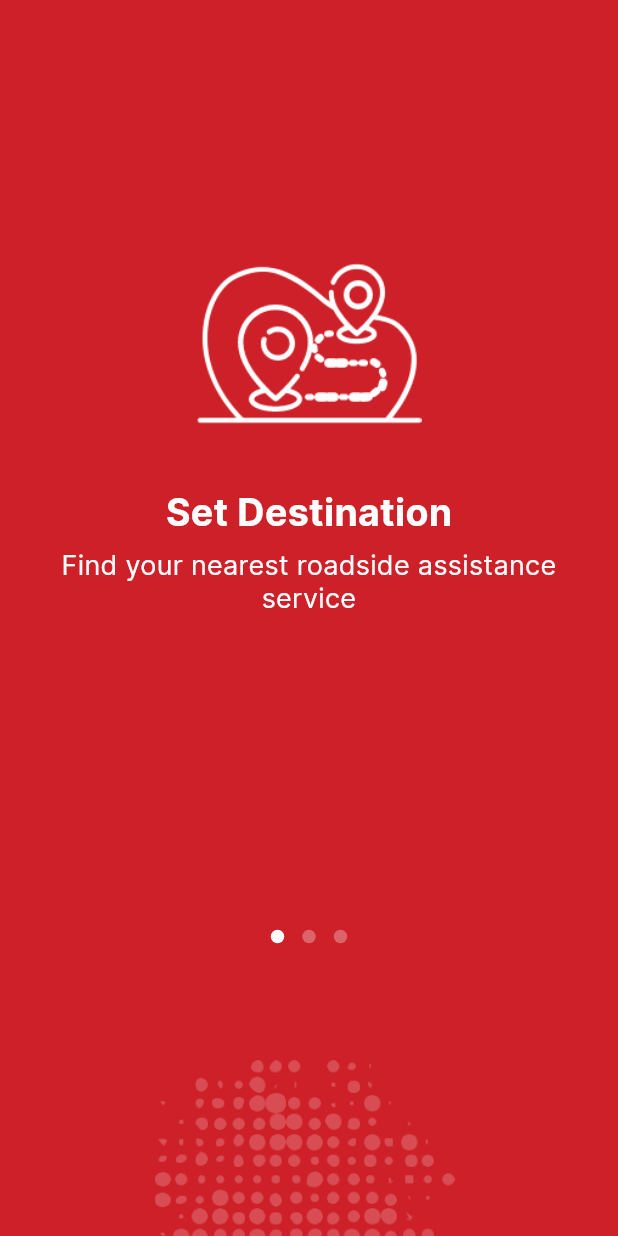
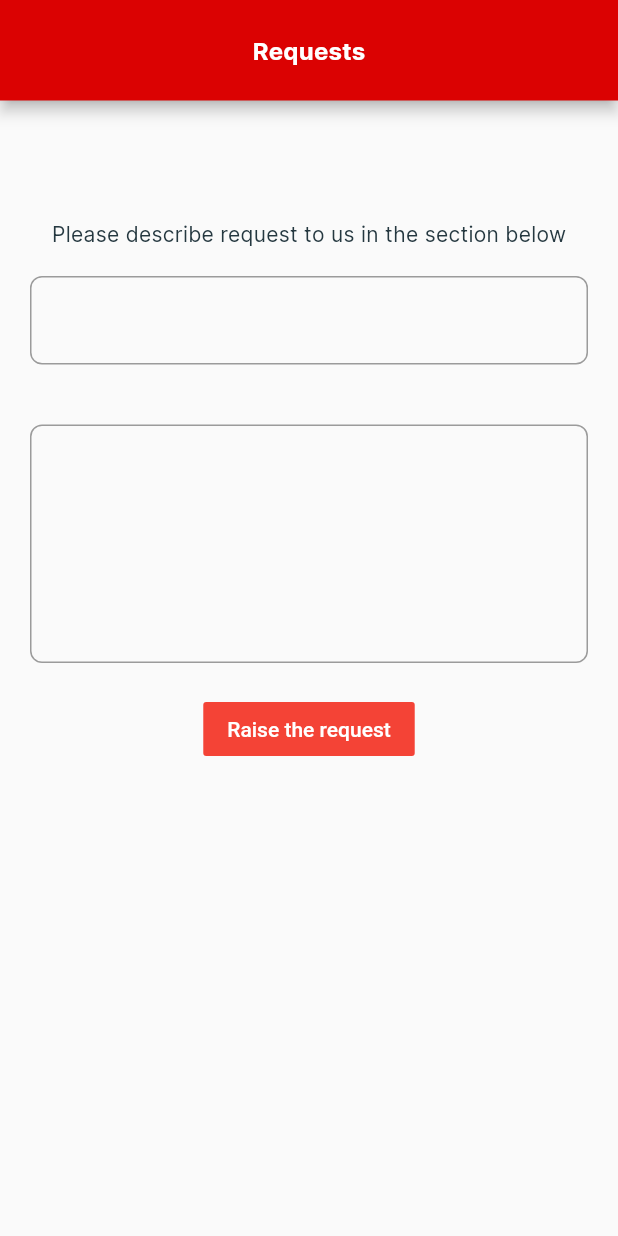
Before and after one commit to ShashiKha9/towfinUserchnages, a Flutter app: the screen it shows after launch, on a phone screen of 412 x 824 dp. Run offline on Flutter 3.47's test engine with Material 2 defaults, Android fonts, the phone set to English and light mode, and no system bars; our stand-ins replace device_info, dio, dotted_border, expandable, firebase_core, firebase_dynamic_links and 13 more; missing offline and left inert: ars_progress_dialog, flutter_polyline_points, flutter_statusbarcolor, flutter_stripe, square_in_app_payments; accounts and stored records are empty.

Commit message:
ticket api added to api provider

```diff
--- /dev/null
+++ b/RoadRunnerUser/lib/HomePage/ticketscreen.dart
@@ -0,0 +1,69 @@
+import 'package:flutter/material.dart';
+import 'package:roadrunner/Modals/generate_ticket.dart';
+
+class TicketScreen extends StatefulWidget {
+  @override
+  TicketScreenState createState() => TicketScreenState();
+}
+  class TicketScreenState extends State<TicketScreen>{
+    final _subController = TextEditingController();
+    final _desController = TextEditingController();
+
+
+    @override
+  Widget build(BuildContext context) {
+
+    return SafeArea(
+    child: Scaffold(
+      appBar: AppBar(
+        backgroundColor: Color(0xffdb0202),
+        toolbarHeight: 67,
+        title: Text("Requests"),
+      ),
+      body: Container(
+        child: Column(
+          children: [
+            Padding(padding: EdgeInsets.only(top: 80,),
+          child:  Text("Please describe request to us in the section below")
+            ),
+            Padding(padding: EdgeInsets.all(20),
+         child:   TextField(
+           controller: _subController,
+              decoration: InputDecoration(
+                border: OutlineInputBorder(
+                  borderSide: BorderSide(color: Colors.black),
+                  borderRadius: BorderRadius.circular(8),
+                )
+              ),
+            )
+            ),
+            Padding(padding: EdgeInsets.all(20),
+                child:   TextField(
+                  controller: _desController,
+                  decoration: InputDecoration(
+                    contentPadding: EdgeInsets.symmetric(vertical: 70),
+                      border: OutlineInputBorder(
+                        borderSide: BorderSide(color: Colors.black),
+                        borderRadius: BorderRadius.circular(8),
+
+                      )
+                  ),
+                )
+            ),
+            FlatButton(
+              color: Colors.red,
+              child: Text("Raise the request",style: TextStyle(color: Colors.white),),
+              onPressed: (){
+                GenerateTicket();
+
+              },
+            ),
+          ],
+        ),
+      ),
+
+    ),
+    );
+
+  }
+}
--- /dev/null
+++ b/RoadRunnerUser/lib/Modals/generate_ticket.dart
@@ -0,0 +1,34 @@
+/// code : 0
+/// msg : "Generate Successfully"
+
+class GenerateTicket {
+  GenerateTicket({
+      int code,
+      String msg,}){
+    _code = code;
+    _msg = msg;
+}
+
+  GenerateTicket.fromJson(dynamic json) {
+    _code = json['code'];
+    _msg = json['msg'];
+  }
+  GenerateTicket.withError(dynamic json) {
+    _code = json['code'];
+    _msg = json['msg'];
+  }
+
+  int _code;
+  String _msg;
+
+  int get code => _code;
+  String get msg => _msg;
+
+  Map<String, dynamic> toJson() {
+    final map = <String, dynamic>{};
+    map['code'] = _code;
+    map['msg'] = _msg;
+    return map;
+  }
+
+}
--- a/RoadRunnerUser/lib/main.dart
+++ b/RoadRunnerUser/lib/main.dart
@@ -3,9 +3,11 @@ import 'dart:io';
 import 'package:flutter/material.dart';
 import 'package:flutter/services.dart';
 import 'package:roadrunner/HomePage/PaymnetHistory_screen.dart';
+import 'package:roadrunner/HomePage/addpayment.dart';
 import 'package:roadrunner/HomePage/home_screen.dart';
 import 'package:roadrunner/HomePage/map_locationpicker.dart';
 import 'package:roadrunner/HomePage/sharelocation_screen.dart';
+import 'package:roadrunner/HomePage/ticketscreen.dart';
 import 'package:square_in_app_payments/in_app_payments.dart';
 import 'package:square_in_app_payments/models.dart';
 import 'HomePage/Rating&Reviews_screen.dart';
@@ -41,7 +43,7 @@ class MyApp extends StatelessWidget {
         textTheme: AppTheme.textTheme,
         platform: TargetPlatform.iOS,
       ),
-      home: WelcomeScreen(),
+      home: TicketScreen(),
     );
   }
 
--- a/RoadRunnerUser/pubspec.yaml
+++ b/RoadRunnerUser/pubspec.yaml
@@ -57,10 +57,11 @@ dependencies:
   camera: ^0.8.1
   url_launcher: ^6.0.9
   uuid: ^3.0.4
-  square_in_app_payments: ^1.4.0
+  square_in_app_payments: ^1.7.1
   firebase_core: ^1.7.0
   firebase_dynamic_links: ^0.5.0+11
   dotted_border: ^2.0.0+1
+  flutter_stripe: ^2.0.0
 
 
 
```
Also changed, not shown: RoadRunnerUser/lib/HomePage/addpayment.dart (added, +49 -0 lines), RoadRunnerUser/lib/repository/api_provider.dart (+36 -0 lines), RoadRunnerUser/pubspec.lock, 4 other files.
